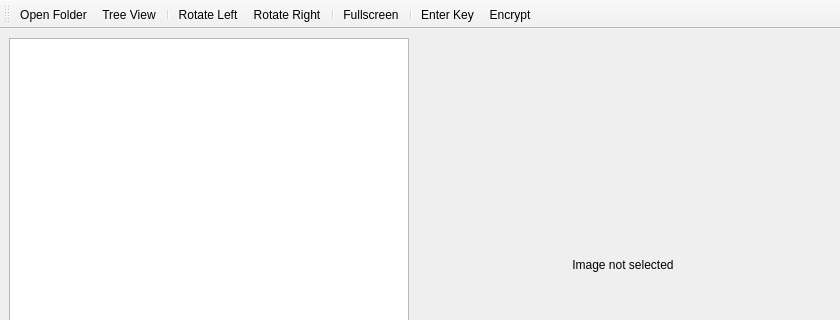
The window that gui/mainwindow.ui (annndruha/SecurePhotos) describes before a commit, drawn with Qt 5; both pictures show x 0 to 840 and y 0 to 320 of the 840 by 500 pixel window.
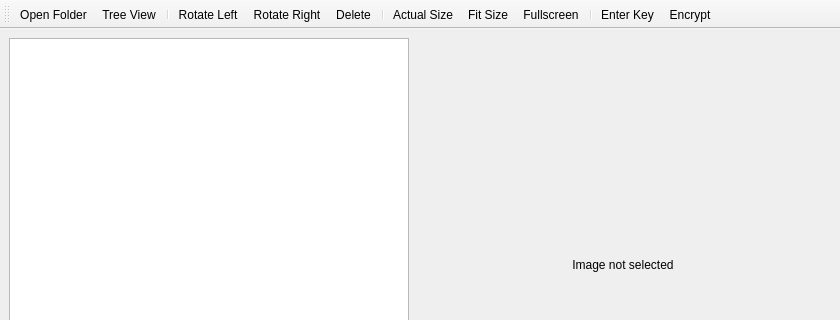
The same window after the commit. Icons and pictures are not drawn.

```diff
--- a/gui/mainwindow.ui
+++ b/gui/mainwindow.ui
@@ -98,13 +98,16 @@
    <addaction name="separator"/>
    <addaction name="actionRotateLeft"/>
    <addaction name="actionRotateRight"/>
+   <addaction name="actionDelete"/>
    <addaction name="separator"/>
+   <addaction name="actionActualSize"/>
+   <addaction name="actionFitSize"/>
    <addaction name="actionFullscreen"/>
    <addaction name="separator"/>
-   <addaction name="actionEnter_Key"/>
+   <addaction name="actionEnterKey"/>
    <addaction name="actionEncrypt"/>
   </widget>
-  <action name="actionEnter_Key">
+  <action name="actionEnterKey">
    <property name="icon">
     <iconset>
      <normalon>../images/icons/key.svg</normalon>
@@ -173,6 +176,35 @@
     <string>Tree View</string>
    </property>
   </action>
+  <action name="actionActualSize">
+   <property name="icon">
+    <iconset>
+     <normaloff>../images/icons/zoom_in.svg</normaloff>../images/icons/zoom_in.svg</iconset>
+   </property>
+   <property name="text">
+    <string>Actual Size</string>
+   </property>
+  </action>
+  <action name="actionDelete">
+   <property name="icon">
+    <iconset>
+     <normalon>../images/icons/delete.svg</normalon>
+    </iconset>
+   </property>
+   <property name="text">
+    <string>Delete</string>
+   </property>
+  </action>
+  <action name="actionFitSize">
+   <property name="icon">
+    <iconset>
+     <normalon>../images/icons/zoom_out.svg</normalon>
+    </iconset>
+   </property>
+   <property name="text">
+    <string>Fit Size</string>
+   </property>
+  </action>
  </widget>
  <resources/>
  <connections/>
```
